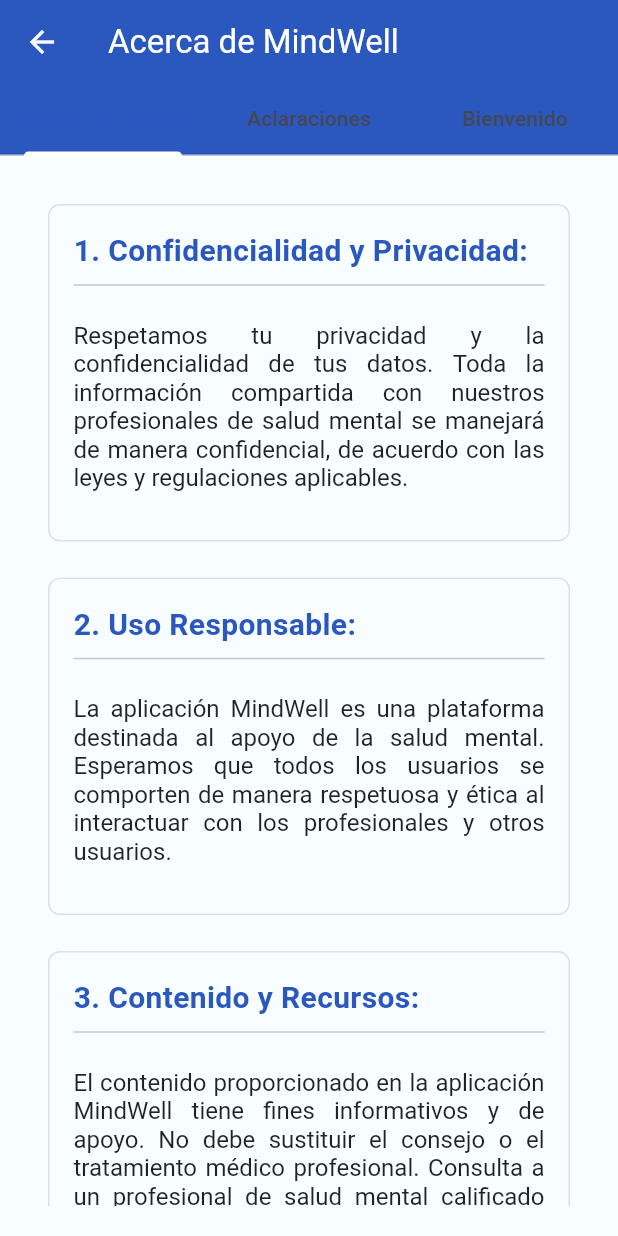
After one commit to arrtttt/MindWellApp, a Flutter app: the InformationPage screen opened by its route, on a phone screen of 412 x 824 dp. The commit adds this screen. Run offline on Flutter 3.47's test engine with Material 3 defaults, Android fonts, the phone set to English and light mode, and no system bars.

Commit message:
Se agregaron las paginas anteriores![Flutter prototype]

```diff
--- a/lib/main.dart
+++ b/lib/main.dart
@@ -60,6 +60,12 @@ class MyApp extends StatelessWidget {
                   },
                   child: const Text('Psicologos Disponibles'),
                 ),
+                ElevatedButton(
+                  onPressed: () {
+                    Navigator.pushNamed(context, '/information');
+                  },
+                  child: const Text('Information'),
+                ),
               ],
             );
           })),
--- a/lib/routes/app_routes.dart
+++ b/lib/routes/app_routes.dart
@@ -1,5 +1,6 @@
 import 'package:flutter/material.dart';
 import 'package:mindwell/screens/chat_screen.dart';
+import 'package:mindwell/screens/information_screen.dart';
 import 'package:mindwell/screens/login/login_screen.dart';
 import 'package:mindwell/screens/profile_screen.dart';
 import 'package:mindwell/screens/psico_avalible_screen.dart';
@@ -15,4 +16,5 @@ Map<String, WidgetBuilder> appRoutes = {
   '/login': (BuildContext context) => const LoginScreen(),
   '/register': (BuildContext context) => const RegisterScreen(),
   '/psicoList': (BuildContext context) => const PsicoAvalibleScreen(),
+  '/information': (BuildContext context) => const InformationPage(),
 };
--- a/lib/routes/routes.dart
+++ b/lib/routes/routes.dart
@@ -16,4 +16,5 @@ class Routes {
   static const String chatRoomPsico = '/chatRoomPsico';
   static const String chatRoomListUser = '/chatRoomListUser';
   static const String psicoList = '/psicoList';
+  static const String information = '/information';
 }
--- /dev/null
+++ b/lib/screens/information_screen.dart
@@ -0,0 +1,36 @@
+import 'package:flutter/material.dart';
+
+import 'intro/aclaration_screen.dart';
+import 'intro/bienvenida_screen.dart';
+import 'intro/terms&condition_screen.dart';
+
+class InformationPage extends StatelessWidget {
+  const InformationPage({super.key});
+
+  @override
+  Widget build(BuildContext context) {
+    return Scaffold(
+      body: DefaultTabController(
+        length: 3,
+        child: Scaffold(
+            appBar: AppBar(
+              title: const Text('Acerca de MindWell'),
+              bottom: const TabBar(
+                tabs: [
+                  Tab(text: 'Terminos y condiciones'),
+                  Tab(text: 'Aclaraciones'),
+                  Tab(text: 'Bienvenido'),
+                ],
+              ),
+            ),
+            body: const TabBarView(
+              children: [
+                TerminosCondicionesBody(),
+                AclaracionesBody(),
+                Bienvenida()
+              ],
+            )),
+      ),
+    );
+  }
+}
--- /dev/null
+++ b/lib/screens/intro/aclaration_screen.dart
@@ -0,0 +1,39 @@
+import 'package:flutter/material.dart';
+
+import '../../widgets/text_section.dart';
+
+class Aclaraciones extends StatelessWidget {
+  const Aclaraciones({super.key});
+
+  @override
+  Widget build(BuildContext context) {
+    return Scaffold(
+        appBar: AppBar(
+          automaticallyImplyLeading: false,
+          title: const Center(child: Text('Aclaraciones')),
+        ),
+        body: const AclaracionesBody());
+  }
+}
+
+class AclaracionesBody extends StatelessWidget {
+  const AclaracionesBody({
+    super.key,
+  });
+
+  @override
+  Widget build(BuildContext context) {
+    return Padding(
+        padding: const EdgeInsets.all(20.0),
+        child: ListView(children: [
+          TextSectionV1('1. Complemento, no Sustituto:',
+              'MindWell se concibe como una herramienta de apoyo y orientación en tu búsqueda de bienestar mental. No debe considerarse como un reemplazo de la atención de un profesional de salud mental con licencia. Los profesionales de salud mental cuentan con la formación y experiencia necesaria para abordar de manera integral tus necesidades emocionales y mentales.'),
+          TextSectionV1('2. Consulta a un Profesional de Salud Mental:',
+              'Si estás lidiando con problemas graves de salud mental, un diagnóstico, un tratamiento específico o una crisis, te recomendamos encarecidamente que busques la ayuda de un profesional de salud mental con licencia. Estos expertos están capacitados para proporcionar diagnósticos precisos y desarrollar planes de tratamiento personalizados.'),
+          TextSectionV1('3. Evaluación Profesional:',
+              'Los profesionales de salud mental pueden llevar a cabo una evaluación completa de tu situación y proporcionarte intervenciones basadas en evidencia. Esto garantiza que recibas el tratamiento adecuado y una atención personalizada que se ajuste a tus necesidades.'),
+          TextSectionV1('4. Comunicación Abierta:',
+              'Si decides utilizar MindWell en conjunción con la atención de un profesional de salud mental, asegúrate de mantener una comunicación abierta y honesta con tu terapeuta o médico. Compartir tu experiencia con la aplicación puede ayudar a tu profesional a brindarte un apoyo más efectivo.'),
+        ]));
+  }
+}
--- /dev/null
+++ b/lib/screens/intro/terms&condition_screen.dart
@@ -0,0 +1,51 @@
+import 'package:flutter/material.dart';
+
+import '../../widgets/text_section.dart';
+
+class TerminosCondiciones extends StatelessWidget {
+  const TerminosCondiciones({super.key});
+
+  @override
+  Widget build(BuildContext context) {
+    return Scaffold(
+      appBar: AppBar(
+        automaticallyImplyLeading: false,
+        title: const Center(child: Text('Términos y Condiciones de Uso')),
+      ),
+      body: const TerminosCondicionesBody(),
+    );
+  }
+}
+
+class TerminosCondicionesBody extends StatelessWidget {
+  const TerminosCondicionesBody({
+    super.key,
+  });
+
+  @override
+  Widget build(BuildContext context) {
+    return Padding(
+      padding: const EdgeInsets.all(20.0),
+      child: ListView(
+        children: [
+          TextSectionV1('1. Confidencialidad y Privacidad:',
+              'Respetamos tu privacidad y la confidencialidad de tus datos. Toda la información compartida con nuestros profesionales de salud mental se manejará de manera confidencial, de acuerdo con las leyes y regulaciones aplicables.'),
+          TextSectionV1('2. Uso Responsable:',
+              'La aplicación MindWell es una plataforma destinada al apoyo de la salud mental. Esperamos que todos los usuarios se comporten de manera respetuosa y ética al interactuar con los profesionales y otros usuarios.'),
+          TextSectionV1('3. Contenido y Recursos:',
+              'El contenido proporcionado en la aplicación MindWell tiene fines informativos y de apoyo. No debe sustituir el consejo o el tratamiento médico profesional. Consulta a un profesional de salud mental calificado para tus necesidades específicas.'),
+          TextSectionV1('4. Seguridad:',
+              'Mantén tus credenciales de inicio de sesión seguras y no compartas tu cuenta. MindWell no solicitará información personal sensible, como contraseñas, a través de la aplicación. Reporta cualquier actividad sospechosa de inmediato.'),
+          TextSectionV1('5. Atención de Crisis:',
+              'Si estás experimentando una emergencia o crisis mental, te instamos a buscar ayuda de inmediato a través de recursos locales de emergencia o de atención médica. MindWell no es un servicio de atención de crisis.'),
+          TextSectionV1('6. Actualizaciones y Cambios:',
+              'Nos reservamos el derecho de realizar cambios en la aplicación y en estos términos y condiciones en cualquier momento. Te informaremos sobre las actualizaciones importantes.'),
+          TextSectionV1('7. Responsabilidad:',
+              'MindWell no se hace responsable por las decisiones tomadas por los usuarios basadas en la información proporcionada en la aplicación. El uso de MindWell es responsabilidad del usuario.'),
+          TextSectionV1('8. Contacto:',
+              'Si tienes preguntas, inquietudes o comentarios sobre nuestra aplicación o nuestros términos y condiciones, no dudes en contactarnos a través de nuestra sección de soporte.')
+        ],
+      ),
+    );
+  }
+}
--- /dev/null
+++ b/lib/widgets/text_section.dart
@@ -0,0 +1,109 @@
+import 'package:flutter/material.dart';
+
+// ignore: non_constant_identifier_names
+Widget TextSectionV1(String title, String text) {
+  return Column(
+    children: [
+      Padding(
+        padding: const EdgeInsets.all(12.0),
+        child: Container(
+          padding: const EdgeInsets.all(16),
+          decoration: BoxDecoration(
+            border: Border.all(color: Colors.grey[300]!),
+            borderRadius: BorderRadius.circular(8),
+          ),
+          child:
+              Column(crossAxisAlignment: CrossAxisAlignment.start, children: [
+            SectionTitle(title),
+            const Divider(thickness: 1),
+            const SizedBox(height: 16),
+            SectionText(text),
+            const SizedBox(height: 16),
+          ]),
+        ),
+      ),
+    ],
+  );
+}
+
+Widget TextSectionV2(String title, String subtitle, String text, String price) {
+  return ListView(
+    children: [
+      Padding(
+        padding: const EdgeInsets.all(12.0),
+        child: Container(
+          padding: const EdgeInsets.all(16),
+          child:
+              Column(crossAxisAlignment: CrossAxisAlignment.start, children: [
+            Row(
+              mainAxisAlignment: MainAxisAlignment.spaceBetween,
+              children: [SectionTitle(title), Text(price)],
+            ),
+            const Divider(thickness: 1),
+            const SizedBox(height: 16),
+            SectionSubtitle(subtitle),
+            const SizedBox(height: 16),
+            SectionText(text),
+            const SizedBox(height: 24),
+            Center(
+                child: ElevatedButton(
+              onPressed: () {},
+              child: const Text('¡Suscribirse!'),
+            ))
+          ]),
+        ),
+      ),
+    ],
+  );
+}
+
+class SectionSubtitle extends StatelessWidget {
+  final String subtitle;
+
+  const SectionSubtitle(this.subtitle, {super.key});
+
+  @override
+  Widget build(BuildContext context) {
+    return Text(
+      subtitle,
+      style: TextStyle(
+          fontSize: 18,
+          fontWeight: FontWeight.bold,
+          color: Theme.of(context).primaryColor),
+    );
+  }
+}
+
+class SectionTitle extends StatelessWidget {
+  final String title;
+
+  const SectionTitle(this.title, {super.key});
+
+  @override
+  Widget build(BuildContext context) {
+    return Text(
+      title,
+      style: TextStyle(
+          fontSize: 20,
+          fontWeight: FontWeight.bold,
+          color: Theme.of(context).primaryColor),
+    );
+  }
+}
+
+class SectionText extends StatelessWidget {
+  final String text;
+
+  const SectionText(this.text, {super.key});
+
+  @override
+  Widget build(BuildContext context) {
+    return RichText(
+      text: TextSpan(
+        text: text,
+        style: const TextStyle(fontSize: 16, color: Colors.black87),
+      ),
+      textAlign: TextAlign.justify,
+    );
+  }
+}
```
Also changed, not shown: lib/screens/intro/bienvenida_screen.dart (added, +31 -0 lines).
